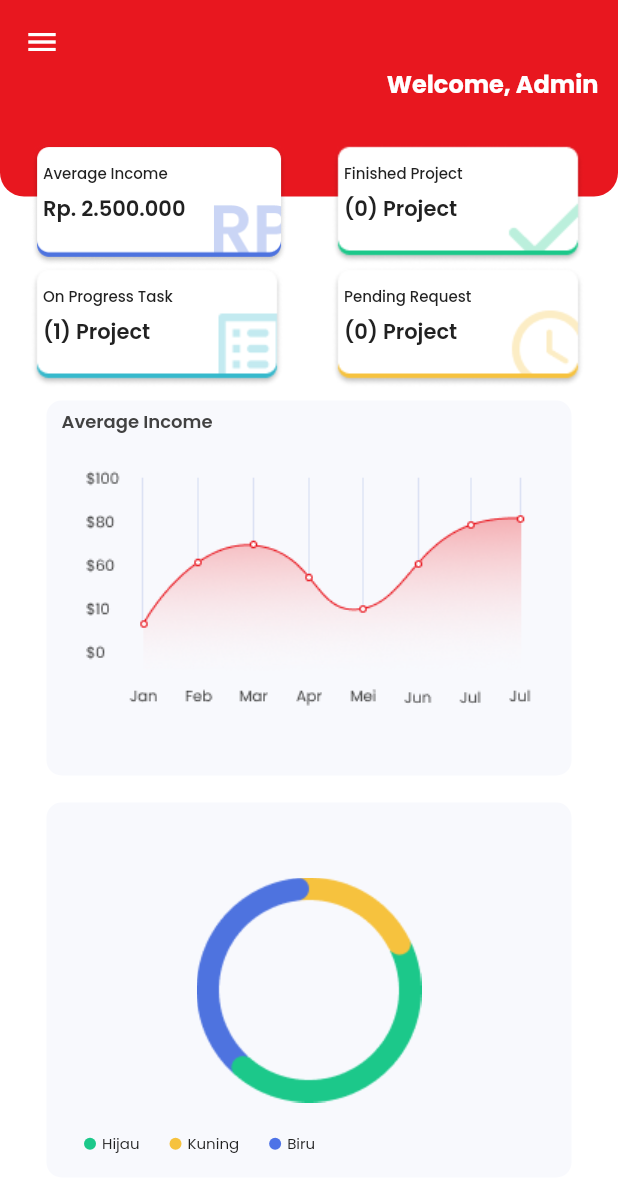
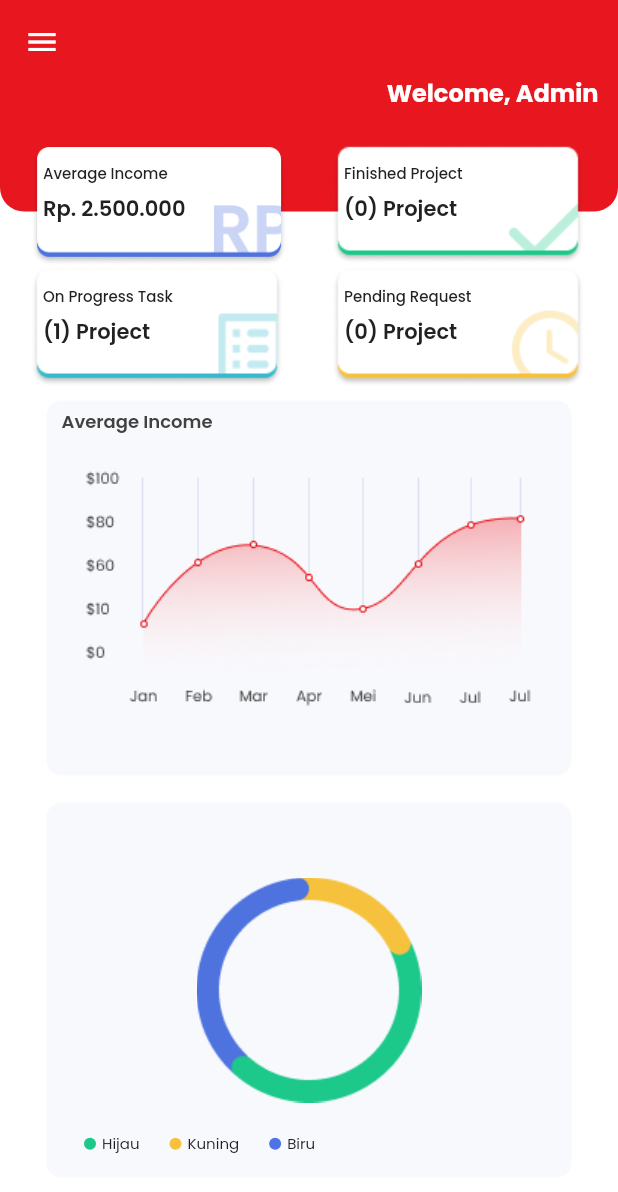
Before and after one commit to magang-wit-id/project101, a Flutter app: the screen it shows after launch, on a phone screen of 412 x 824 dp. Shown: the top 1192 px of the screen. Run offline on Flutter 3.47's test engine with Material 2 defaults, Android fonts, the phone set to English and light mode, and no system bars; our stand-ins replace flutter_svg, google_fonts.

Commit message:
fix dashboard

```diff
--- a/wit101/lib/view/screens/dashboard.dart
+++ b/wit101/lib/view/screens/dashboard.dart
@@ -44,7 +44,7 @@ class Dashboard extends StatelessWidget {
   Widget banner(BuildContext context) {
     return Container(
       width: MediaQuery.of(context).size.width,
-      height: 131,
+      height: 141,
       decoration: BoxDecoration(
         color: MyColors.red(),
         borderRadius: const BorderRadius.only(
@@ -56,7 +56,7 @@ class Dashboard extends StatelessWidget {
         children: [
           Positioned(
             right: 13,
-            top: 44,
+            top: 50,
             child: PoppinsText.custom(
                 text: 'Welcome, Admin',
                 fontSize: 16,
```
